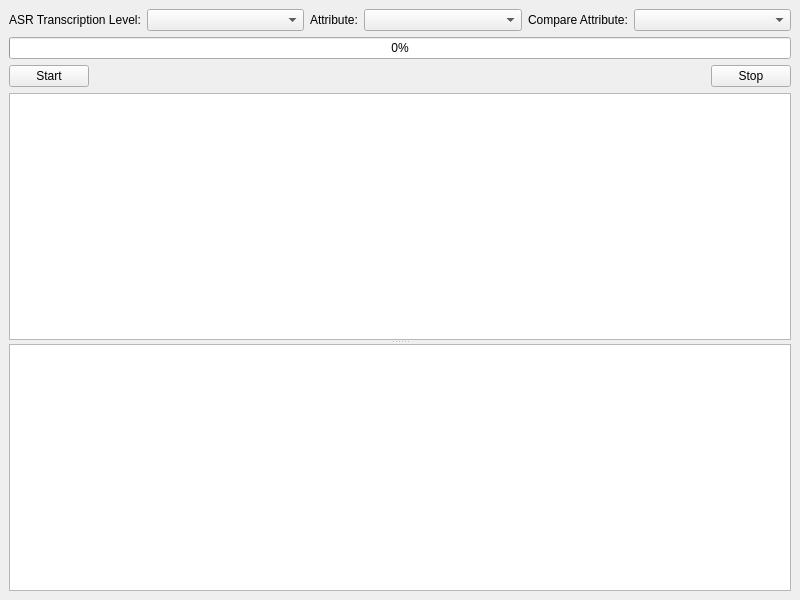
Qt form app/annotation/asr/AutomaticTranscriptionWidget.ui (praaline/Praaline) before a commit.
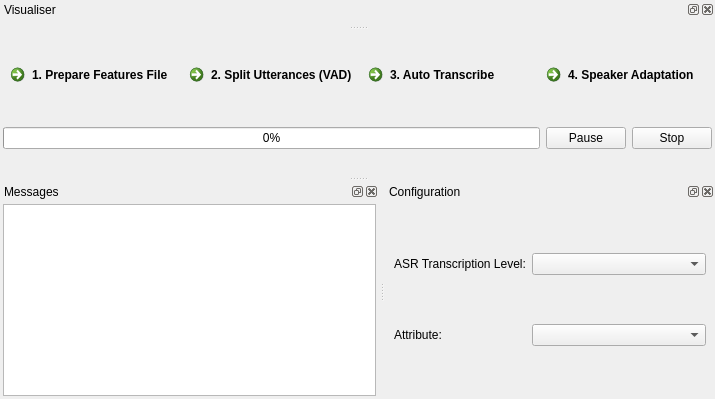
The same form after that commit.

Commit message: Automatic transcription UI

The edit to the form file:
```diff
--- a/app/annotation/asr/AutomaticTranscriptionWidget.ui
+++ b/app/annotation/asr/AutomaticTranscriptionWidget.ui
@@ -6,112 +6,226 @@
    <rect>
     <x>0</x>
     <y>0</y>
-    <width>800</width>
-    <height>600</height>
+    <width>715</width>
+    <height>399</height>
    </rect>
   </property>
   <property name="windowTitle">
    <string>Automatic Transcription</string>
   </property>
   <widget class="QWidget" name="centralwidget">
-   <layout class="QGridLayout" name="gridLayout_2">
-    <item row="1" column="0" colspan="3">
-     <widget class="QProgressBar" name="progressBar">
-      <property name="value">
-       <number>0</number>
-      </property>
-     </widget>
+   <layout class="QGridLayout" name="gridLayout_5">
+    <property name="leftMargin">
+     <number>3</number>
+    </property>
+    <property name="topMargin">
+     <number>3</number>
+    </property>
+    <property name="rightMargin">
+     <number>3</number>
+    </property>
+    <property name="bottomMargin">
+     <number>3</number>
+    </property>
+    <item row="1" column="0">
+     <layout class="QGridLayout" name="gridLayoutProgress">
+      <item row="0" column="0">
+       <widget class="QProgressBar" name="progressBar">
+        <property name="value">
+         <number>0</number>
+        </property>
+       </widget>
+      </item>
+      <item row="0" column="1">
+       <widget class="QPushButton" name="commandPause">
+        <property name="text">
+         <string>Pause</string>
+        </property>
+       </widget>
+      </item>
+      <item row="0" column="2">
+       <widget class="QPushButton" name="commandStop">
+        <property name="text">
+         <string>Stop</string>
+        </property>
+       </widget>
+      </item>
+     </layout>
     </item>
     <item row="2" column="0">
-     <widget class="QPushButton" name="commandStart">
-      <property name="text">
-       <string>Start</string>
-      </property>
-     </widget>
+     <layout class="QGridLayout" name="gridLayoutTranscription"/>
     </item>
-    <item row="2" column="1">
-     <spacer name="horizontalSpacer">
-      <property name="orientation">
-       <enum>Qt::Horizontal</enum>
-      </property>
-      <property name="sizeHint" stdset="0">
-       <size>
-        <width>607</width>
-        <height>20</height>
-       </size>
-      </property>
-     </spacer>
-    </item>
-    <item row="2" column="2">
-     <widget class="QPushButton" name="commandStop">
-      <property name="text">
-       <string>Stop</string>
-      </property>
-     </widget>
-    </item>
-    <item row="3" column="0" colspan="3">
-     <widget class="QSplitter" name="splitter">
-      <property name="orientation">
-       <enum>Qt::Vertical</enum>
-      </property>
-      <widget class="QListView" name="listViewResults"/>
-      <widget class="QPlainTextEdit" name="textMessages"/>
-     </widget>
-    </item>
-    <item row="0" column="0" colspan="3">
-     <layout class="QGridLayout" name="gridLayoutLevelAttributes">
+    <item row="0" column="0">
+     <layout class="QGridLayout" name="gridLayoutCommandSteps">
       <item row="0" column="0">
-       <widget class="QLabel" name="labelAnnotationLevel">
+       <widget class="QCommandLinkButton" name="commandPrepare">
         <property name="sizePolicy">
-         <sizepolicy hsizetype="Fixed" vsizetype="Preferred">
+         <sizepolicy hsizetype="Preferred" vsizetype="Fixed">
           <horstretch>0</horstretch>
           <verstretch>0</verstretch>
          </sizepolicy>
         </property>
         <property name="text">
-         <string>ASR Transcription Level:</string>
+         <string>1. Prepare Features File</string>
         </property>
        </widget>
       </item>
       <item row="0" column="1">
-       <widget class="QComboBox" name="comboBoxAnnotationLevel"/>
+       <widget class="QCommandLinkButton" name="commandVAD">
+        <property name="sizePolicy">
+         <sizepolicy hsizetype="Preferred" vsizetype="Fixed">
+          <horstretch>0</horstretch>
+          <verstretch>0</verstretch>
+         </sizepolicy>
+        </property>
+        <property name="text">
+         <string>2. Split Utterances (VAD)</string>
+        </property>
+       </widget>
       </item>
       <item row="0" column="2">
-       <widget class="QLabel" name="labelAnnotationAttributeASR">
+       <widget class="QCommandLinkButton" name="commandAutoTranscribe">
         <property name="sizePolicy">
-         <sizepolicy hsizetype="Fixed" vsizetype="Preferred">
+         <sizepolicy hsizetype="Preferred" vsizetype="Fixed">
           <horstretch>0</horstretch>
           <verstretch>0</verstretch>
          </sizepolicy>
         </property>
         <property name="text">
-         <string>Attribute:</string>
+         <string>3. Auto Transcribe</string>
         </property>
        </widget>
       </item>
       <item row="0" column="3">
-       <widget class="QComboBox" name="comboBoxAnnotationAttributeASR"/>
-      </item>
-      <item row="0" column="4">
-       <widget class="QLabel" name="labelAnnotationAttributeCompare">
+       <widget class="QCommandLinkButton" name="commandSpeakerAdaptation">
         <property name="sizePolicy">
-         <sizepolicy hsizetype="Fixed" vsizetype="Preferred">
+         <sizepolicy hsizetype="Preferred" vsizetype="Fixed">
           <horstretch>0</horstretch>
           <verstretch>0</verstretch>
          </sizepolicy>
         </property>
         <property name="text">
-         <string>Compare Attribute:</string>
+         <string>4. Speaker Adaptation</string>
         </property>
        </widget>
       </item>
-      <item row="0" column="5">
-       <widget class="QComboBox" name="comboBoxAnnotationAttributeCompare"/>
-      </item>
      </layout>
     </item>
    </layout>
   </widget>
+  <widget class="QDockWidget" name="dockWidgetVisualiser">
+   <property name="sizePolicy">
+    <sizepolicy hsizetype="Preferred" vsizetype="Expanding">
+     <horstretch>0</horstretch>
+     <verstretch>0</verstretch>
+    </sizepolicy>
+   </property>
+   <property name="windowTitle">
+    <string>Visualiser</string>
+   </property>
+   <attribute name="dockWidgetArea">
+    <number>4</number>
+   </attribute>
+   <widget class="QWidget" name="dockWidgetVisualiserContents">
+    <layout class="QGridLayout" name="gridLayoutVisualiser">
+     <property name="leftMargin">
+      <number>3</number>
+     </property>
+     <property name="topMargin">
+      <number>3</number>
+     </property>
+     <property name="rightMargin">
+      <number>3</number>
+     </property>
+     <property name="bottomMargin">
+      <number>3</number>
+     </property>
+    </layout>
+   </widget>
+  </widget>
+  <widget class="QDockWidget" name="dockWidgetMessages">
+   <property name="sizePolicy">
+    <sizepolicy hsizetype="Preferred" vsizetype="Expanding">
+     <horstretch>0</horstretch>
+     <verstretch>0</verstretch>
+    </sizepolicy>
+   </property>
+   <property name="windowTitle">
+    <string>Messages</string>
+   </property>
+   <attribute name="dockWidgetArea">
+    <number>8</number>
+   </attribute>
+   <widget class="QWidget" name="dockWidgetMessagesContents">
+    <layout class="QFormLayout" name="formLayout">
+     <property name="leftMargin">
+      <number>3</number>
+     </property>
+     <property name="topMargin">
+      <number>3</number>
+     </property>
+     <property name="rightMargin">
+      <number>3</number>
+     </property>
+     <property name="bottomMargin">
+      <number>3</number>
+     </property>
+     <item row="0" column="0" colspan="2">
+      <widget class="QPlainTextEdit" name="textMessages"/>
+     </item>
+    </layout>
+   </widget>
+  </widget>
+  <widget class="QDockWidget" name="dockWidgetConfiguration">
+   <property name="sizePolicy">
+    <sizepolicy hsizetype="Preferred" vsizetype="Expanding">
+     <horstretch>0</horstretch>
+     <verstretch>0</verstretch>
+    </sizepolicy>
+   </property>
+   <property name="windowTitle">
+    <string>Configuration</string>
+   </property>
+   <attribute name="dockWidgetArea">
+    <number>8</number>
+   </attribute>
+   <widget class="QWidget" name="dockWidgetContents">
+    <layout class="QGridLayout" name="gridLayout_3">
+     <item row="0" column="0">
+      <widget class="QLabel" name="labelAnnotationLevel">
+       <property name="sizePolicy">
+        <sizepolicy hsizetype="Fixed" vsizetype="Preferred">
+         <horstretch>0</horstretch>
+         <verstretch>0</verstretch>
+        </sizepolicy>
+       </property>
+       <property name="text">
+        <string>ASR Transcription Level:</string>
+       </property>
+      </widget>
+     </item>
+     <item row="0" column="1">
+      <widget class="QComboBox" name="comboBoxAnnotationLevel"/>
+     </item>
+     <item row="1" column="0">
+      <widget class="QLabel" name="labelAnnotationAttributeASR">
+       <property name="sizePolicy">
+        <sizepolicy hsizetype="Fixed" vsizetype="Preferred">
+         <horstretch>0</horstretch>
+         <verstretch>0</verstretch>
+        </sizepolicy>
+       </property>
+       <property name="text">
+        <string>Attribute:</string>
+       </property>
+      </widget>
+     </item>
+     <item row="1" column="1">
+      <widget class="QComboBox" name="comboBoxAnnotationAttributeASR"/>
+     </item>
+    </layout>
+   </widget>
+  </widget>
  </widget>
  <tabstops>
   <tabstop>comboBoxAnnotationLevel</tabstop>
```
Left out of the diff: 12 changed lines with no effect on the pictures. The commit also changes 1 other file.
